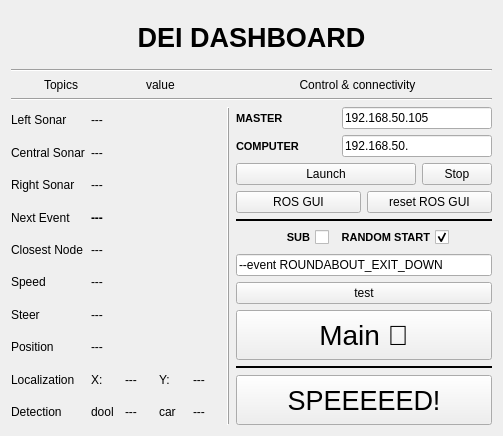
First picture: the form in include/bfmc_dashboard/dashboard_gui.ui, repository euhenn/bfmc_dashboard, before the edit.
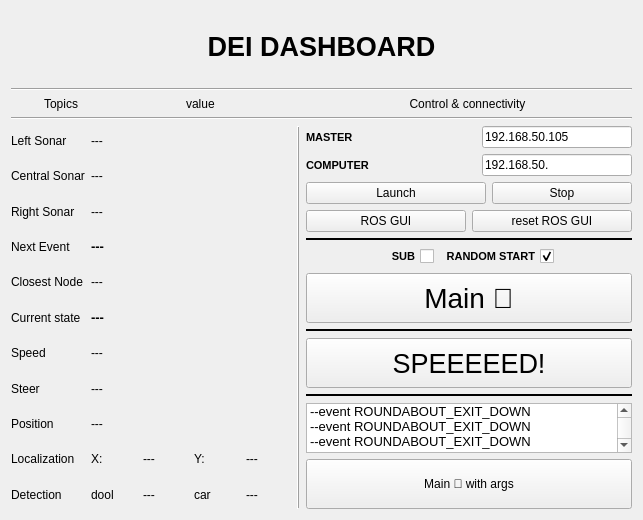
Second picture: the form after the edit. Custom widgets are drawn as their Qt base class.

Commit message: fixed main brain button dont mind

The edit to the form file:
```diff
--- a/include/bfmc_dashboard/dashboard_gui.ui
+++ b/include/bfmc_dashboard/dashboard_gui.ui
@@ -6,8 +6,8 @@
    <rect>
     <x>0</x>
     <y>0</y>
-    <width>503</width>
-    <height>436</height>
+    <width>643</width>
+    <height>520</height>
    </rect>
   </property>
   <property name="windowTitle">
@@ -82,13 +82,13 @@
         <widget class="QLabel" name="value_lbl">
          <property name="minimumSize">
           <size>
-           <width>50</width>
+           <width>120</width>
            <height>0</height>
           </size>
          </property>
          <property name="maximumSize">
           <size>
-           <width>100</width>
+           <width>180</width>
            <height>16777215</height>
           </size>
          </property>
@@ -185,6 +185,13 @@
            </property>
           </widget>
          </item>
+         <item>
+          <widget class="QLabel" name="label_11">
+           <property name="text">
+            <string>Current state</string>
+           </property>
+          </widget>
+         </item>
          <item>
           <widget class="QLabel" name="speed_lbl">
            <property name="text">
@@ -232,6 +239,12 @@
              <verstretch>0</verstretch>
             </sizepolicy>
            </property>
+           <property name="minimumSize">
+            <size>
+             <width>200</width>
+             <height>0</height>
+            </size>
+           </property>
            <property name="text">
             <string>---                </string>
            </property>
@@ -253,15 +266,21 @@
          </item>
          <item>
           <widget class="QLabel" name="nextevent">
+           <property name="sizePolicy">
+            <sizepolicy hsizetype="Preferred" vsizetype="Preferred">
+             <horstretch>0</horstretch>
+             <verstretch>0</verstretch>
+            </sizepolicy>
+           </property>
            <property name="minimumSize">
             <size>
-             <width>130</width>
+             <width>0</width>
              <height>0</height>
             </size>
            </property>
            <property name="font">
             <font>
-             <pointsize>9</pointsize>
+             <pointsize>10</pointsize>
              <weight>75</weight>
              <bold>true</bold>
             </font>
@@ -278,6 +297,20 @@
            </property>
           </widget>
          </item>
+         <item>
+          <widget class="QLabel" name="currentstate">
+           <property name="font">
+            <font>
+             <pointsize>10</pointsize>
+             <weight>75</weight>
+             <bold>true</bold>
+            </font>
+           </property>
+           <property name="text">
+            <string>---</string>
+           </property>
+          </widget>
+         </item>
          <item>
           <widget class="QLabel" name="speed">
            <property name="text">
@@ -646,29 +679,6 @@
            </item>
           </layout>
          </item>
-         <item>
-          <widget class="QLineEdit" name="lineEdit_3">
-           <property name="font">
-            <font>
-             <pointsize>9</pointsize>
-            </font>
-           </property>
-           <property name="text">
-            <string>--event ROUNDABOUT_EXIT_DOWN </string>
-           </property>
-          </widget>
-         </item>
-         <item>
-          <layout class="QHBoxLayout" name="horizontalLayout_10">
-           <item>
-            <widget class="CustomButton" name="pushButton">
-             <property name="text">
-              <string>test</string>
-             </property>
-            </widget>
-           </item>
-          </layout>
-         </item>
          <item>
           <widget class="CustomButton" name="mainbrainbutton">
            <property name="minimumSize">
@@ -733,6 +743,111 @@
            </property>
           </widget>
          </item>
+         <item>
+          <widget class="Line" name="line_4">
+           <property name="frameShadow">
+            <enum>QFrame::Plain</enum>
+           </property>
+           <property name="lineWidth">
+            <number>2</number>
+           </property>
+           <property name="orientation">
+            <enum>Qt::Horizontal</enum>
+           </property>
+          </widget>
+         </item>
+         <item>
+          <layout class="QVBoxLayout" name="verticalLayout_7">
+           <item>
+            <widget class="QListWidget" name="listWidget">
+             <property name="sizePolicy">
+              <sizepolicy hsizetype="Expanding" vsizetype="Maximum">
+               <horstretch>0</horstretch>
+               <verstretch>0</verstretch>
+              </sizepolicy>
+             </property>
+             <property name="minimumSize">
+              <size>
+               <width>0</width>
+               <height>0</height>
+              </size>
+             </property>
+             <property name="maximumSize">
+              <size>
+               <width>16777215</width>
+               <height>50</height>
+              </size>
+             </property>
+             <property name="font">
+              <font>
+               <pointsize>10</pointsize>
+              </font>
+             </property>
+             <property name="sizeAdjustPolicy">
+              <enum>QAbstractScrollArea::AdjustIgnored</enum>
+             </property>
+             <property name="editTriggers">
+              <set>QAbstractItemView::DoubleClicked|QAbstractItemView::EditKeyPressed|QAbstractItemView::SelectedClicked</set>
+             </property>
+             <item>
+              <property name="text">
+               <string>--event ROUNDABOUT_EXIT_DOWN </string>
+              </property>
+             </item>
+             <item>
+              <property name="text">
+               <string>--event ROUNDABOUT_EXIT_DOWN </string>
+              </property>
+             </item>
+             <item>
+              <property name="text">
+               <string>--event ROUNDABOUT_EXIT_DOWN </string>
+              </property>
+             </item>
+             <item>
+              <property name="text">
+               <string>--event ROUNDABOUT_EXIT_DOWN </string>
+              </property>
+             </item>
+             <item>
+              <property name="text">
+               <string>--event </string>
+              </property>
+              <property name="flags">
+               <set>ItemIsSelectable|ItemIsEditable|ItemIsDragEnabled|ItemIsUserCheckable|ItemIsEnabled</set>
+              </property>
+             </item>
+             <item>
+              <property name="text">
+               <string>--event </string>
+              </property>
+              <property name="flags">
+               <set>ItemIsSelectable|ItemIsEditable|ItemIsDragEnabled|ItemIsUserCheckable|ItemIsEnabled</set>
+              </property>
+             </item>
+            </widget>
+           </item>
+           <item>
+            <widget class="QPushButton" name="pushButton">
+             <property name="sizePolicy">
+              <sizepolicy hsizetype="Minimum" vsizetype="Fixed">
+               <horstretch>0</horstretch>
+               <verstretch>0</verstretch>
+              </sizepolicy>
+             </property>
+             <property name="minimumSize">
+              <size>
+               <width>120</width>
+               <height>50</height>
+              </size>
+             </property>
+             <property name="text">
+              <string>Main 🧠 with args</string>
+             </property>
+            </widget>
+           </item>
+          </layout>
+         </item>
         </layout>
        </item>
       </layout>
```
The commit also changes 2 other files.
